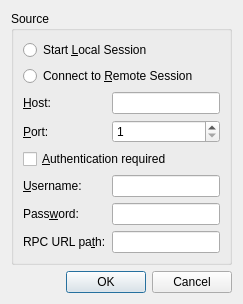
Before: the Qt Designer form qt/SessionDialog.ui in junkfix/transmission-mod, drawn with Qt 5.
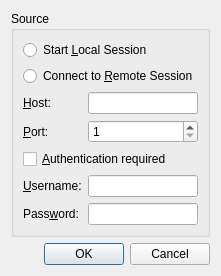
After: the same form once the commit is applied.

Commit message: Revert "qt RPC url edit"

The edit to the form file:
```diff
--- a/qt/SessionDialog.ui
+++ b/qt/SessionDialog.ui
@@ -7,7 +7,7 @@
     <x>0</x>
     <y>0</y>
     <width>248</width>
-    <height>324</height>
+    <height>297</height>
    </rect>
   </property>
   <property name="windowTitle">
@@ -107,21 +107,6 @@
         </property>
        </widget>
       </item>
-
-      <item row="7" column="0">
-       <widget class="QLabel" name="rpcLabel">
-        <property name="text">
-         <string>RPC URL pa&amp;th:</string>
-        </property>
-        <property name="buddy">
-         <cstring>rpcEdit</cstring>
-        </property>
-       </widget>
-      </item>
-      <item row="7" column="1">
-       <widget class="QLineEdit" name="rpcEdit"/>
-      </item>
-
      </layout>
     </widget>
    </item>
```
The commit also changes 4 other files.
